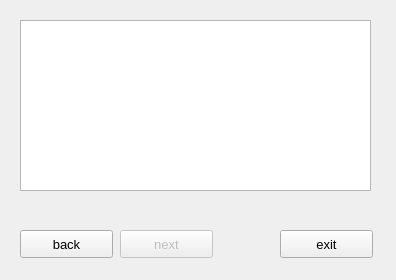
Qt form gui/forms/EnterSeedPhrase.ui (exceptionoff/spmc) before a commit.
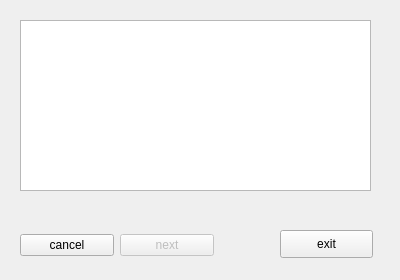
The same form after that commit.

```diff
--- a/gui/forms/EnterSeedPhrase.ui
+++ b/gui/forms/EnterSeedPhrase.ui
@@ -6,71 +6,32 @@
    <rect>
     <x>0</x>
     <y>0</y>
-    <width>396</width>
+    <width>400</width>
     <height>280</height>
    </rect>
   </property>
-  <property name="font">
-   <font>
-    <family>Segoe UI Symbol</family>
-    <pointsize>10</pointsize>
-   </font>
+  <property name="sizePolicy">
+   <sizepolicy hsizetype="Fixed" vsizetype="Fixed">
+    <horstretch>0</horstretch>
+    <verstretch>0</verstretch>
+   </sizepolicy>
+  </property>
+  <property name="minimumSize">
+   <size>
+    <width>400</width>
+    <height>280</height>
+   </size>
+  </property>
+  <property name="maximumSize">
+   <size>
+    <width>400</width>
+    <height>280</height>
+   </size>
   </property>
   <property name="windowTitle">
    <string>Form</string>
   </property>
-  <widget class="QPushButton" name="pushButtonBack">
-   <property name="geometry">
-    <rect>
-     <x>20</x>
-     <y>230</y>
-     <width>93</width>
-     <height>28</height>
-    </rect>
-   </property>
-   <property name="text">
-    <string>back</string>
-   </property>
-  </widget>
-  <widget class="QPushButton" name="pushButtonNext">
-   <property name="enabled">
-    <bool>false</bool>
-   </property>
-   <property name="geometry">
-    <rect>
-     <x>120</x>
-     <y>230</y>
-     <width>93</width>
-     <height>28</height>
-    </rect>
-   </property>
-   <property name="text">
-    <string>next</string>
-   </property>
-   <property name="autoDefault">
-    <bool>false</bool>
-   </property>
-   <property name="default">
-    <bool>false</bool>
-   </property>
-   <property name="flat">
-    <bool>false</bool>
-   </property>
-  </widget>
-  <widget class="QPushButton" name="pushButtonExit">
-   <property name="geometry">
-    <rect>
-     <x>280</x>
-     <y>230</y>
-     <width>93</width>
-     <height>28</height>
-    </rect>
-   </property>
-   <property name="text">
-    <string>exit</string>
-   </property>
-  </widget>
-  <widget class="QPlainTextEdit" name="plainTextEditSeed">
+  <widget class="QPlainTextEdit" name="seedTextEdit">
    <property name="geometry">
     <rect>
      <x>20</x>
@@ -86,12 +47,63 @@
     <string>Please enter the seed phrase it should consist of 3, 6, 9, 12, 15, 18, 21 or 24 words, according to the dictionary from bip39</string>
    </property>
   </widget>
+  <widget class="QWidget" name="horizontalLayoutWidget">
+   <property name="geometry">
+    <rect>
+     <x>20</x>
+     <y>230</y>
+     <width>194</width>
+     <height>31</height>
+    </rect>
+   </property>
+   <layout class="QHBoxLayout" name="horizontalLayout">
+    <item>
+     <widget class="QPushButton" name="cancelButton">
+      <property name="text">
+       <string>cancel</string>
+      </property>
+     </widget>
+    </item>
+    <item>
+     <widget class="QPushButton" name="nextButton">
+      <property name="enabled">
+       <bool>false</bool>
+      </property>
+      <property name="text">
+       <string>next</string>
+      </property>
+      <property name="autoDefault">
+       <bool>false</bool>
+      </property>
+      <property name="default">
+       <bool>false</bool>
+      </property>
+      <property name="flat">
+       <bool>false</bool>
+      </property>
+     </widget>
+    </item>
+   </layout>
+  </widget>
+  <widget class="QPushButton" name="exitButton">
+   <property name="geometry">
+    <rect>
+     <x>280</x>
+     <y>230</y>
+     <width>93</width>
+     <height>28</height>
+    </rect>
+   </property>
+   <property name="text">
+    <string>exit</string>
+   </property>
+  </widget>
   <widget class="QLabel" name="labelValid">
    <property name="geometry">
     <rect>
-     <x>270</x>
+     <x>300</x>
      <y>200</y>
-     <width>101</width>
+     <width>71</width>
      <height>16</height>
     </rect>
    </property>
```
Left out of the diff: 99 changed lines with no effect on the pictures.
